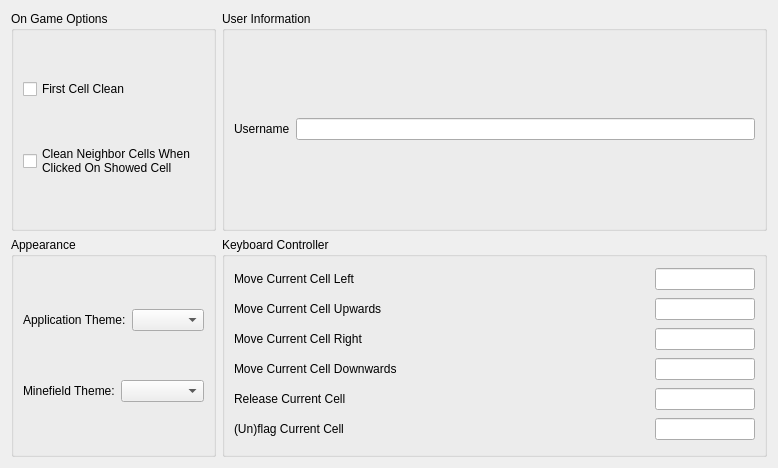
First picture: the form in src/libreminespreferencesdialog.ui, repository Bollos00/LibreMines, before the edit.
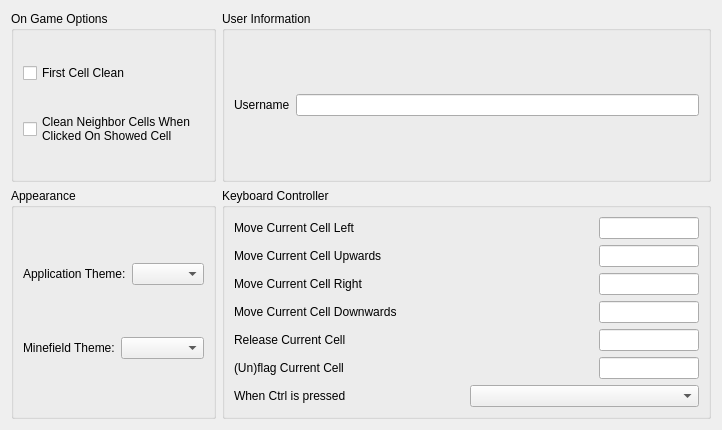
Second picture: the form after the edit. Custom widgets are drawn as their Qt base class.

Commit message: Implemented option to jump multiples cells when ctrl is pressed on keyboard controller

What changed in the file:
```diff
--- a/src/libreminespreferencesdialog.ui
+++ b/src/libreminespreferencesdialog.ui
@@ -6,8 +6,8 @@
    <rect>
     <x>0</x>
     <y>0</y>
-    <width>778</width>
-    <height>468</height>
+    <width>722</width>
+    <height>430</height>
    </rect>
   </property>
   <property name="windowTitle">
@@ -302,6 +302,20 @@
         </item>
        </layout>
       </item>
+      <item>
+       <layout class="QHBoxLayout" name="horizontalLayout_10">
+        <item>
+         <widget class="QLabel" name="label_7">
+          <property name="text">
+           <string>When Ctrl is pressed</string>
+          </property>
+         </widget>
+        </item>
+        <item>
+         <widget class="QComboBox" name="comboBoxWhenCtrlIsPressed"/>
+        </item>
+       </layout>
+      </item>
      </layout>
     </widget>
    </item>
```
The commit also changes 3 other files.
